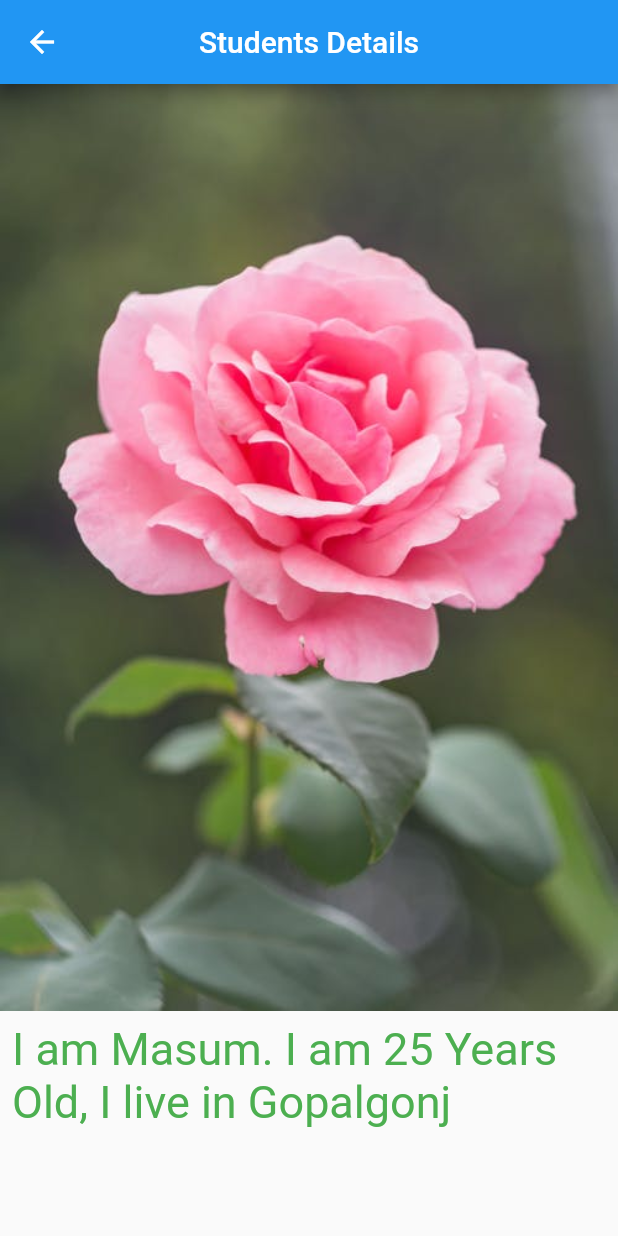
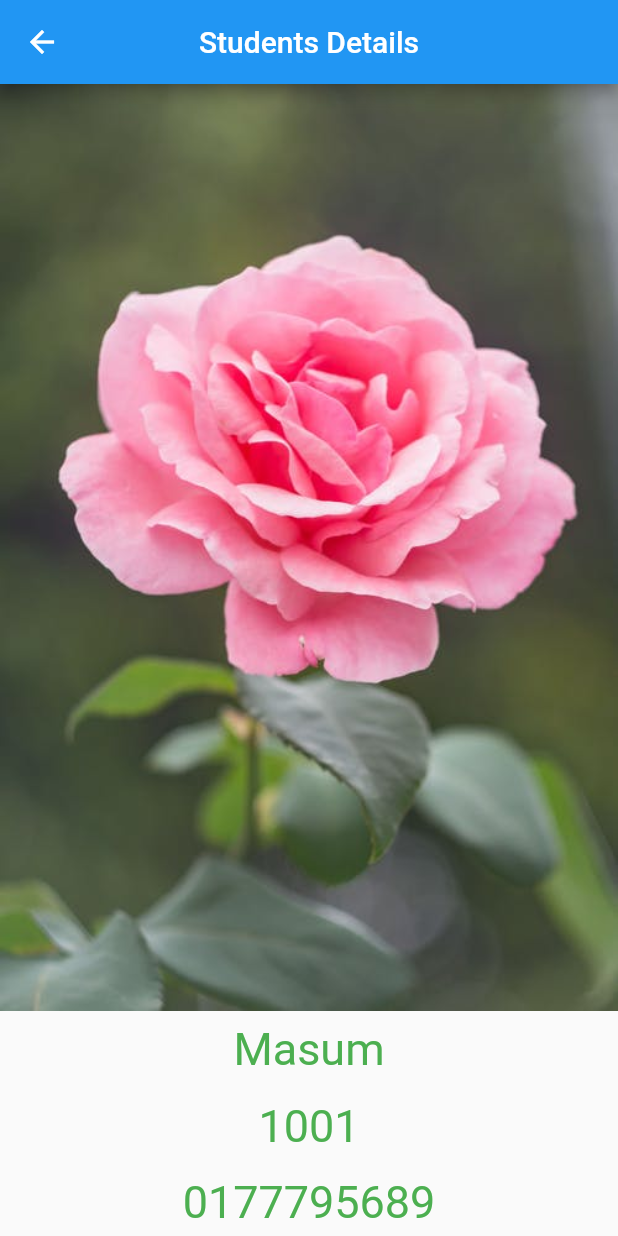
Before and after one commit to ttcapp/jakaria_demo_new, a Flutter app: the listviewPage screen opened directly, after a tap on "Masum", on a phone screen of 412 x 824 dp. Run offline on Flutter 3.47's test engine with Material 2 defaults, Android fonts, the phone set to English and light mode, and no system bars; our stand-ins replace carousel_slider, flutter_slider_drawer; network calls fail.

```diff
--- a/lib/listview_page.dart
+++ b/lib/listview_page.dart
@@ -1,5 +1,6 @@
 import 'package:flutter/material.dart';
 import 'package:carousel_slider/carousel_slider.dart';
+import 'package:jakaria_demo/model/student_model.dart';
 import 'package:jakaria_demo/std_details.dart';
 class listviewPage extends StatefulWidget {
   const listviewPage({Key? key}) : super(key: key);
@@ -42,6 +43,19 @@ final List<String> imgList = [
   'https://images.unsplash.com/photo-1508704019882-f9cf40e475b4?ixlib=rb-0.3.5&ixid=eyJhcHBfaWQiOjEyMDd9&s=8c6e5e3aba713b17aa1fe71ab4f0ae5b&auto=format&fit=crop&w=1352&q=80',
   'https://images.unsplash.com/photo-1519985176271-adb1088fa94c?ixlib=rb-0.3.5&ixid=eyJhcHBfaWQiOjEyMDd9&s=a0c8d632e977f94e5d312d9893258f59&auto=format&fit=crop&w=1355&q=80'
 ];
+
+StudentDetails std1= StudentDetails ("Masum", "1001", "0177795689","Gobra", "35");
+StudentDetails std2= StudentDetails ("Masud", "1002", "01697963339","Mohammadpara", "35");
+StudentDetails std3= StudentDetails ("Jakaria", "1003", "01777963339","Ghonapara", "35");
+StudentDetails std4= StudentDetails ("Jashim", "1004", "01775698339","TTC", "35");
+StudentDetails std5= StudentDetails ("Bishnu", "1005", "01623663339","PTI", "35");
+StudentDetails std6= StudentDetails ("Imran", "1006", "01769363339","AFC", "35");
+StudentDetails std7= StudentDetails ("Al Amin", "1007", "01952963339","Tungipara", "35");
+
+List<StudentDetails> stdDetailsList=[
+  std1, std2, std3, std4, std5, std6, std7
+];
+
 class _listviewPageState extends State<listviewPage> {
   @override
   Widget build(BuildContext context) {
@@ -89,7 +103,8 @@ class _listviewPageState extends State<listviewPage> {
                                 onPressed: (){
                                   Navigator.push(context,
                                       MaterialPageRoute(builder:
-                                          (context)=>stdDetailsPage( text: stdDetails[index],
+                                          (context)=>
+                                              stdDetailsPage(stdobj: stdDetailsList[index],
                                         img: stdImg[index],)));
                                 },
                                 child: Text(stdName[index],
@@ -106,8 +121,6 @@ class _listviewPageState extends State<listviewPage> {
               ),
             ),
 
-
-
           );
         },
 
--- /dev/null
+++ b/lib/model/student_model.dart
@@ -0,0 +1,9 @@
+class StudentDetails{
+  late String name;
+  late String id;
+  late String number;
+  late String address;
+  late String age;
+
+  StudentDetails(this.name, this.id, this.number, this.address, this.age);
+}
--- a/lib/std_details.dart
+++ b/lib/std_details.dart
@@ -1,8 +1,10 @@
 import 'package:flutter/material.dart';
+import 'package:jakaria_demo/model/student_model.dart';
 class stdDetailsPage extends StatefulWidget {
-  String text;
+  StudentDetails stdobj;
   String img;
-  stdDetailsPage({Key? key, required this.text, required this.img}) :
+  stdDetailsPage({Key? key, required this.stdobj,
+    required this.img}) :
         super(key: key);
 
   @override
@@ -22,10 +24,38 @@ class _stdDetailsPageState extends State<stdDetailsPage> {
           Image.asset(widget.img),
           Padding(
             padding: const EdgeInsets.all(8.0),
-            child: Text(widget.text,
+            child: Text(widget.stdobj.name,
             style: TextStyle(
               color: Colors.green, fontSize: 30
             ),),
+          ),
+          Padding(
+            padding: const EdgeInsets.all(8.0),
+            child: Text(widget.stdobj.id,
+              style: TextStyle(
+                  color: Colors.green, fontSize: 30
+              ),),
+          ),
+          Padding(
+            padding: const EdgeInsets.all(8.0),
+            child: Text(widget.stdobj.number,
+              style: TextStyle(
+                  color: Colors.green, fontSize: 30
+              ),),
+          ),
+          Padding(
+            padding: const EdgeInsets.all(8.0),
+            child: Text(widget.stdobj.address,
+              style: TextStyle(
+                  color: Colors.green, fontSize: 30
+              ),),
+          ),
+          Padding(
+            padding: const EdgeInsets.all(8.0),
+            child: Text(widget.stdobj.age,
+              style: TextStyle(
+                  color: Colors.green, fontSize: 30
+              ),),
           )
         ],
       ),
```
